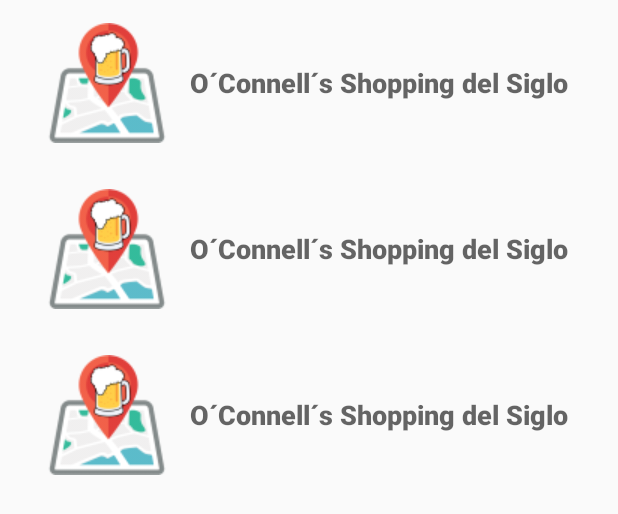
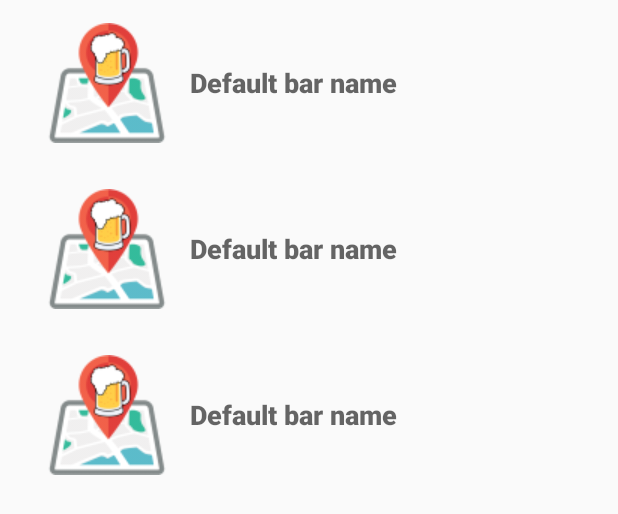
Before and after one commit to Ishidad/TestingJson, an Android app: the layout bar_list.xml on its own in the app's theme, with its tools: preview values and no code run, on a phone screen of 412 x 824 dp. Shown: the top 514 px of the screen. Run offline under Robolectric (Android 15) with nearby library versions, the phone set to English and light mode, and no system bars; network calls fail.

Commit message:
Merge remote-tracking branch 'origin/master'
# Conflicts:
#	app/src/main/res/drawable/antares.jpg
#	app/src/main/res/drawable/bardelmundo.jpg
#	app/src/main/res/drawable/baum.jpg
#	app/src/main/res/drawable/cadencia.jpg
#	app/src/main/res/drawable/cervario.jpg
#	app/src/main/res/drawable/collins.jpg
#	app/src/main/res/drawable/fenicia.jpg
#	app/src/main/res/drawable/galgo.jpg
#	app/src/main/res/drawable/mandino.jpg
#	app/src/main/res/drawable/rato.jpg
#	app/src/main/res/drawable/zodiako.jpg

```diff
--- a/app/src/main/res/layout/bar_list_content.xml
+++ b/app/src/main/res/layout/bar_list_content.xml
@@ -19,7 +19,7 @@
         android:layout_height="match_parent"
         android:gravity="center_horizontal|center_vertical"
         android:textAppearance="@android:style/TextAppearance.DeviceDefault.Medium"
-        tools:text="O´Connell´s Shopping del Siglo"
+        tools:text="Default bar name"
         android:layout_weight="2.50"
         android:id="@+id/bar_name"
         android:textStyle="normal|bold"
```
